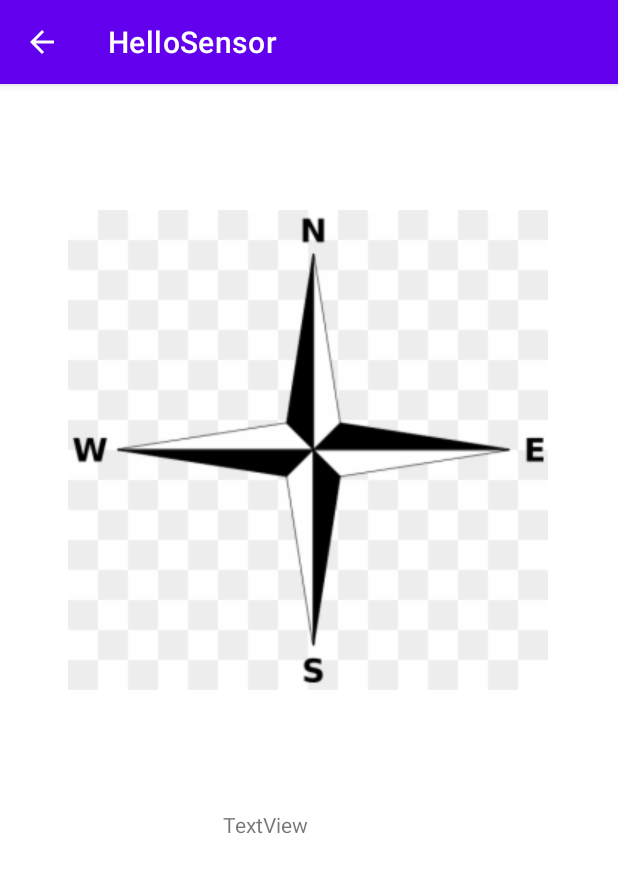
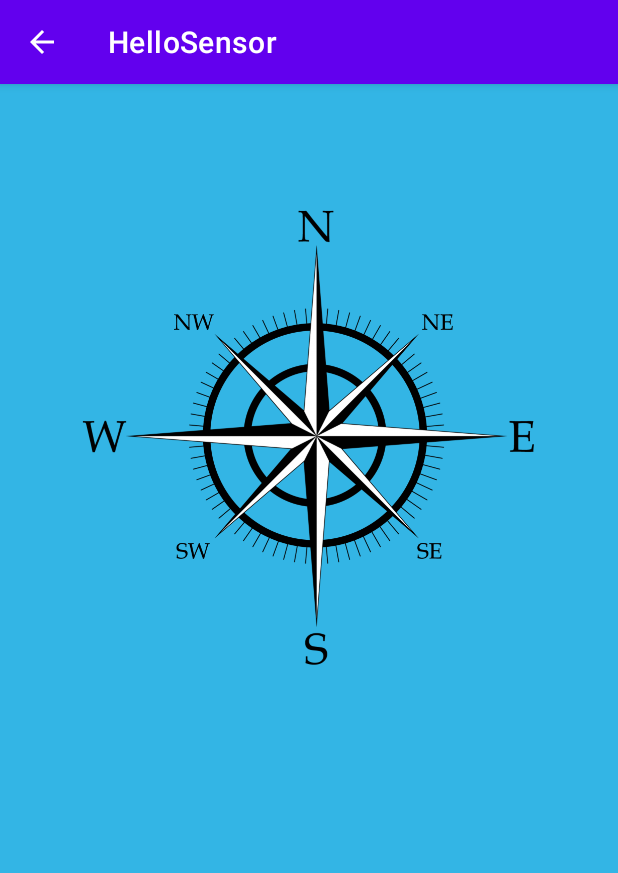
Before and after one commit to myllern/MAMN01, an Android app: the DisplayCompassActivity screen opened directly, with no data from a screen before it, on a phone screen of 412 x 824 dp. Shown: the top 873 px of the screen. Run offline under Robolectric (Android 15) with nearby library versions, the phone set to English and light mode, and no system bars.

Commit message:
new solution

```diff
--- a/app/src/main/java/com/example/hellosensor/DisplayCompassActivity.java
+++ b/app/src/main/java/com/example/hellosensor/DisplayCompassActivity.java
@@ -1,91 +1,158 @@
 package com.example.hellosensor;
 
-import androidx.appcompat.app.AppCompatActivity;
-
+import android.content.Context;
+import android.graphics.Color;
 import android.hardware.Sensor;
 import android.hardware.SensorEvent;
 import android.hardware.SensorEventListener;
 import android.hardware.SensorManager;
+import android.media.MediaPlayer;
 import android.os.Bundle;
+import android.view.View;
 import android.widget.ImageView;
 import android.widget.TextView;
+import android.os.Vibrator;
 
-public class DisplayCompassActivity extends AppCompatActivity {
-    private ImageView image_compass;
-    private SensorManager sensorManager;
-    private Sensor sensorAccelerometer;
-    private Sensor sensorMagneticField;
-    private TextView textView;
+import androidx.appcompat.app.AppCompatActivity;
 
-    private float[] floatGravity = new float[3];
-    private float[] floatGeoMagnetic = new float[3];
-    private float[] floatOrientation = new float[3];
-    private float[] floatRotationMatrix = new float[9];
+import java.util.Random;
+
+public class DisplayCompassActivity extends AppCompatActivity implements SensorEventListener{
+    ImageView compass_img;
+    View bg;
+    TextView txt_compass;
+    int mAzimuth;
+    private SensorManager mSensorManager;
+    private Sensor mRotationV, mAccelerometer, mMagnetometer;
+    boolean haveSensor = false, haveSensor2 = false;
+    float[] rMat = new float[9];
+    float[] orientation = new float[3];
+    private float[] mLastAccelerometer = new float[3];
+    private float[] mLastMagnetometer = new float[3];
+    private boolean mLastAccelerometerSet = false;
+    private boolean mLastMagnetometerSet = false;
+    private Vibrator v;
+    private String last = "";
+    int[] color;
+    MediaPlayer mediaPlayer;
+    static final float ALPHA = 0.25f;
+
+
 
     @Override
     protected void onCreate(Bundle savedInstanceState) {
+
         super.onCreate(savedInstanceState);
         setContentView(R.layout.activity_display_compass);
-        image_compass = findViewById(R.id.compass_image);
-       // textView = findViewById(R.id.text_compass);
+        v = (Vibrator) getSystemService(Context.VIBRATOR_SERVICE);
 
+        mSensorManager = (SensorManager) getSystemService(SENSOR_SERVICE);
+        compass_img =  findViewById(R.id.compass_image);
+        txt_compass = findViewById(R.id.DegreeTv);
+        bg = findViewById(R.id.bg);
+        color = new int[] { Color.BLUE, Color.GRAY, Color.GREEN, Color.YELLOW, Color.CYAN};
+        mediaPlayer = MediaPlayer.create(this, R.raw.pling);
 
-        //create the sensor manager
-        sensorManager = (SensorManager) getSystemService(SENSOR_SERVICE);
+        start();
 
+    }
 
-        // create sensors
-        sensorAccelerometer = sensorManager.getDefaultSensor(Sensor.TYPE_ACCELEROMETER);
-        sensorMagneticField = sensorManager.getDefaultSensor(Sensor.TYPE_MAGNETIC_FIELD);
-
-        // create sense SensorEventListener
-        SensorEventListener sensorEventListenerAccelerometer = new SensorEventListener() {
     @Override
     public void onSensorChanged(SensorEvent event) {
 
-                floatGravity =  event.values;
 
-                SensorManager.getRotationMatrix(floatRotationMatrix, null, floatGravity,floatGeoMagnetic);
-                SensorManager.getOrientation(floatRotationMatrix,floatOrientation);
+        if (event.sensor.getType() == Sensor.TYPE_ROTATION_VECTOR) {
+            SensorManager.getRotationMatrixFromVector(rMat, event.values);
 
-                image_compass.setRotation((float)(-floatOrientation[0]*180/3.14159));
-                // textView.setText((int)(-floatOrientation[0]*180/3.14159));
+            mAzimuth = (int) (Math.toDegrees(SensorManager.getOrientation(rMat, orientation)[0]) + 360) % 360;
         }
+
+        if (event.sensor.getType() == Sensor.TYPE_ACCELEROMETER) {
+            mLastMagnetometer = lowPass(event.values.clone(),  mLastMagnetometer);
+            mLastAccelerometerSet = true;
+        } else if (event.sensor.getType() == Sensor.TYPE_MAGNETIC_FIELD) {
+            mLastMagnetometer = lowPass(event.values.clone(),  mLastMagnetometer);
+            mLastMagnetometerSet = true;
+        }
+        if (mLastAccelerometerSet && mLastMagnetometerSet) {
+            SensorManager.getRotationMatrix(rMat, null, mLastAccelerometer, mLastMagnetometer);
+            SensorManager.getOrientation(rMat, orientation);
+            mAzimuth = (int) (Math.toDegrees(SensorManager.getOrientation(rMat, orientation)[0]) + 360) % 360;
+        }
+
+        mAzimuth = Math.round(mAzimuth);
+        compass_img.setRotation(-mAzimuth);
+
+        String where = "NW";
+
+        if (mAzimuth >= 350 || mAzimuth <= 10) {
+            v.vibrate(30);
+            int aryLength = color.length;
+
+            Random random = new Random();
+            int rNum = random.nextInt(aryLength);
+
+            bg.setBackgroundColor(color[rNum]);
+            where = "N";
+
+             mediaPlayer.start();
+
+
+        }
+        if (mAzimuth < 350 && mAzimuth > 280)
+            where = "NW";
+        if (mAzimuth <= 280 && mAzimuth > 260)
+            where = "W";
+        if (mAzimuth <= 260 && mAzimuth > 190)
+            where = "SW";
+        if (mAzimuth <= 190 && mAzimuth > 170)
+            where = "S";
+        if (mAzimuth <= 170 && mAzimuth > 100)
+            where = "SE";
+        if (mAzimuth <= 100 && mAzimuth > 80)
+            where = "E";
+        if (mAzimuth <= 80 && mAzimuth > 10)
+            where = "NE";
+
+        txt_compass.setText(mAzimuth + "° " + where);
+
+        last = where;
+    }
+
+
 
     @Override
     public void onAccuracyChanged(Sensor sensor, int accuracy) {
 
     }
-        };
 
-        SensorEventListener sensorEventListenerMagneticField = new SensorEventListener() {
-            @Override
-            public void onSensorChanged(SensorEvent event) {
-
-                floatGeoMagnetic = event.values;
-                SensorManager.getRotationMatrix(floatRotationMatrix, null, floatGravity,floatGeoMagnetic);
-                SensorManager.getOrientation(floatRotationMatrix,floatOrientation);
+    protected float[] lowPass( float[] input, float[] output ) {
+        if ( output == null ) return input;
+        for ( int i=0; i<input.length; i++ ) {
+            output[i] = output[i] + ALPHA * (input[i] - output[i]);
+        }
+        return output;
     }
 
-            @Override
-            public void onAccuracyChanged(Sensor sensor, int accuracy) {
+    public void start() {
+        if (mSensorManager.getDefaultSensor(Sensor.TYPE_ROTATION_VECTOR) == null) {
+            if ((mSensorManager.getDefaultSensor(Sensor.TYPE_ACCELEROMETER) == null) || (mSensorManager.getDefaultSensor(Sensor.TYPE_MAGNETIC_FIELD) == null)) {
 
             }
-        };
+            else {
+                mAccelerometer = mSensorManager.getDefaultSensor(Sensor.TYPE_ACCELEROMETER);
+                mMagnetometer = mSensorManager.getDefaultSensor(Sensor.TYPE_MAGNETIC_FIELD);
+                haveSensor = mSensorManager.registerListener(this, mAccelerometer, SensorManager.SENSOR_DELAY_UI);
+                haveSensor2 = mSensorManager.registerListener(this, mMagnetometer, SensorManager.SENSOR_DELAY_UI);
+            }
+        }
+        else{
+            mRotationV = mSensorManager.getDefaultSensor(Sensor.TYPE_ROTATION_VECTOR);
+            haveSensor = mSensorManager.registerListener(this, mRotationV, SensorManager.SENSOR_DELAY_UI);
+        }
+    }
 
 
 
 
-
-
-
-
-        sensorManager.registerListener(sensorEventListenerAccelerometer,sensorAccelerometer,SensorManager.SENSOR_DELAY_NORMAL);
-        sensorManager.registerListener(sensorEventListenerMagneticField,sensorMagneticField,SensorManager.SENSOR_DELAY_NORMAL);
-
-
 }
-
-
-
-}
--- a/app/src/main/res/layout/activity_display_compass.xml
+++ b/app/src/main/res/layout/activity_display_compass.xml
@@ -3,13 +3,16 @@
     xmlns:app="http://schemas.android.com/apk/res-auto"
     xmlns:tools="http://schemas.android.com/tools"
     android:layout_width="match_parent"
+    android:background="@android:color/holo_blue_light"
     android:layout_height="match_parent"
+    android:id="@+id/bg"
     tools:context=".DisplayCompassActivity">
+
 
     <ImageView
         android:id="@+id/compass_image"
-        android:layout_width="wrap_content"
-        android:layout_height="wrap_content"
+        android:layout_width="316dp"
+        android:layout_height="303dp"
         android:layout_marginTop="84dp"
         android:contentDescription="@string/compass_image"
         app:layout_constraintEnd_toEndOf="parent"
@@ -19,11 +22,10 @@
         app:srcCompat="@drawable/compass" />
 
     <TextView
-        android:id="@+id/textView3"
+        android:id="@+id/DegreeTv"
         android:layout_width="115dp"
         android:layout_height="95dp"
         android:layout_marginTop="80dp"
-        android:text="TextView"
         app:layout_constraintEnd_toEndOf="parent"
         app:layout_constraintStart_toStartOf="parent"
         app:layout_constraintTop_toBottomOf="@+id/compass_image" />
```
Also changed, not shown: app/src/main/AndroidManifest.xml (+7 -1 lines), app/src/main/res/values/colors.xml (+7 -0 lines), app/src/main/res/drawable-v24/compass.png (deleted), app/src/main/res/drawable/compass.png (added), 2 other files. Lines whose indentation alone changed are shown as unchanged.
